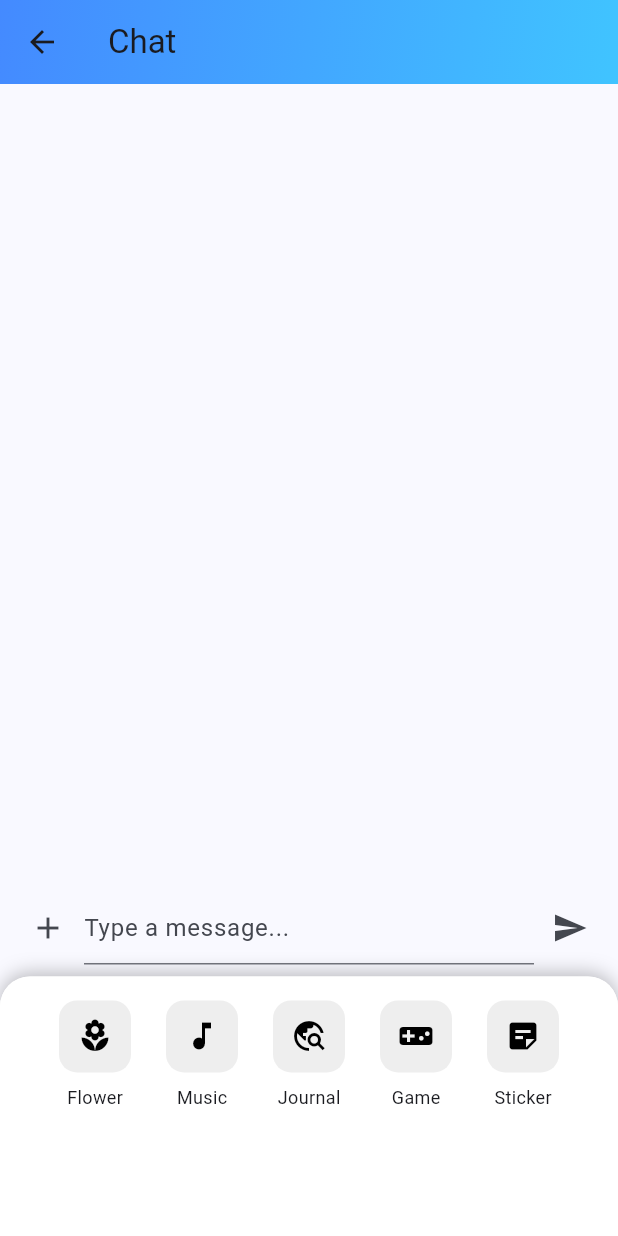
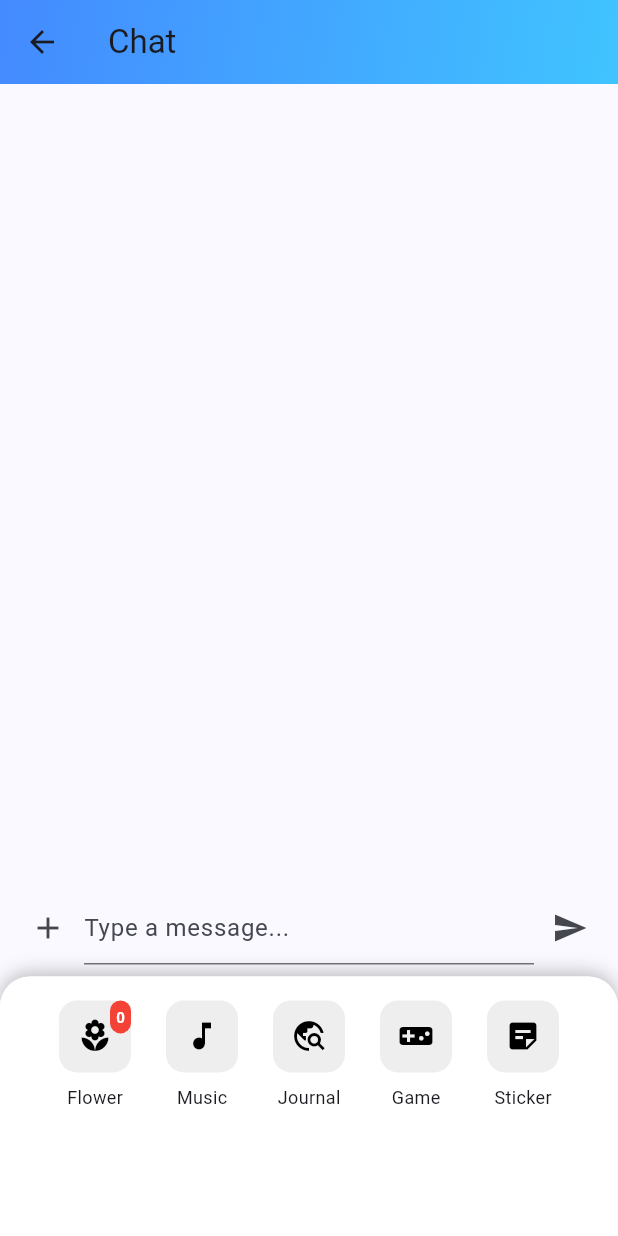
Before and after one commit to Yung729/blindmate, a Flutter app: the ChatScreen screen opened directly with empty values, after a tap on the "add" icon, on a phone screen of 412 x 824 dp. Run offline on Flutter 3.47's test engine with Material 3 defaults, Android fonts, the phone set to English and light mode, and no system bars; our stand-ins replace animated_text_kit, cloud_firestore, device_info_plus, firebase_auth, firebase_core, google_generative_ai and 5 more; missing offline and left inert: metadata_fetch; accounts and stored records are empty; network calls fail.

Commit message:
flower ui

```diff
--- a/lib/views/UIComponents/bottom_drawer.dart
+++ b/lib/views/UIComponents/bottom_drawer.dart
@@ -14,6 +14,7 @@ class BottomDrawer extends StatefulWidget {
   final bool showStickers; // Add this parameter
   final Function(bool) toggleStickers;
   final Function(String) onStickerSearch;
+  final int flowerCount; // Add this parameter
 
   const BottomDrawer({
     super.key,
@@ -26,6 +27,7 @@ class BottomDrawer extends StatefulWidget {
     required this.showStickers,
     required this.toggleStickers,
     required this.onStickerSearch,
+    required this.flowerCount, // Add this parameter
   });
 
   @override
@@ -110,6 +112,8 @@ class _BottomDrawerState extends State<BottomDrawer> {
       child: Column(
         mainAxisSize: MainAxisSize.min,
         children: [
+          Stack(
+            children: [
               Container(
                 padding: const EdgeInsets.all(12),
                 decoration: BoxDecoration(
@@ -117,6 +121,28 @@ class _BottomDrawerState extends State<BottomDrawer> {
                   borderRadius: BorderRadius.circular(12),
                 ),
                 child: Icon(icon, size: 24, color: Colors.black),
+              ),
+              if (label == "Flower" && widget.flowerCount >= 0)
+                Positioned(
+                  right: 0,
+                  top: 0,
+                  child: Container(
+                    padding: const EdgeInsets.all(4),
+                    decoration: BoxDecoration(
+                      color: Colors.red,
+                      borderRadius: BorderRadius.circular(8),
+                    ),
+                    child: Text(
+                      widget.flowerCount.toString(),
+                      style: const TextStyle(
+                        color: Colors.white,
+                        fontSize: 10,
+                        fontWeight: FontWeight.bold,
+                      ),
+                    ),
+                  ),
+                ),
+            ],
           ),
           const SizedBox(height: 8),
           Text(label, style: const TextStyle(fontSize: 12)),
--- a/lib/views/screens/chat_screen.dart
+++ b/lib/views/screens/chat_screen.dart
@@ -12,6 +12,7 @@ import '../../views/UIComponents/bottom_drawer.dart';
 import '../../views/UIComponents/typing_bubble.dart';
 import '../../views/UIComponents/chat_bubble.dart';
 import 'mini_game_screen.dart';
+import '../../viewmodels/state/auth_state.dart';
 
 class ChatScreen extends StatefulWidget {
   final String chatRoomId;
@@ -35,11 +36,13 @@ class ChatScreenState extends State<ChatScreen> with WidgetsBindingObserver {
   bool _showStickers = false;
   bool _showFlowerGif = false;
   final RewardService _rewardService = RewardService();
+  int _localFlowerCount = 0; // Add local state for immediate updates
 
   @override
   void initState() {
     super.initState();
     _messageController = TextEditingController();
+    _localFlowerCount = context.read<AuthState>().currentUser?.flower ?? 0; // Initialize with current count
 
     _chatState = context.read<ChatState>();
     final chatBinding = ChatDataBinding(chatState: _chatState);
@@ -227,11 +230,12 @@ class ChatScreenState extends State<ChatScreen> with WidgetsBindingObserver {
   }
 
   Future<void> _sendFlower() async {
-    final success = await _rewardService.sendFlower(widget.currentUserId);
+    final updatedCount = await _rewardService.sendFlower(widget.currentUserId, context);
 
-    if (success) {
+    if (updatedCount >= 0) {
       setState(() {
         _showFlowerGif = true;
+        _localFlowerCount = updatedCount; // Update local count immediately
       });
       Future.delayed(const Duration(seconds: 2), () {
         if (mounted) {
@@ -248,10 +252,14 @@ class ChatScreenState extends State<ChatScreen> with WidgetsBindingObserver {
   }
 
   @override
-  @override
   Widget build(BuildContext context) {
-    return Consumer<ChatState>(
-      builder: (context, chatState, child) {
+    return Consumer2<ChatState, AuthState>(
+      builder: (context, chatState, authState, child) {
+        // Update local flower count if auth state changes
+        if (authState.currentUser?.flower != _localFlowerCount) {
+          _localFlowerCount = authState.currentUser?.flower ?? 0;
+        }
+
         if (chatState.errorMessage != null) {
           // Delay to ensure previous SnackBar is dismissed
           Future.microtask(() {
@@ -313,7 +321,7 @@ class ChatScreenState extends State<ChatScreen> with WidgetsBindingObserver {
                     if (_showFlowerGif)
                       Center(
                         child: Image.asset(
-                          'assets/flower.gif', // Place your flower GIF in assets
+                          'assets/flower.gif',
                           width: 120,
                           height: 120,
                         ),
@@ -327,7 +335,7 @@ class ChatScreenState extends State<ChatScreen> with WidgetsBindingObserver {
                                   ? MediaQuery.of(context).size.height *
                                       (_showStickers
                                           ? 0.30
-                                          : 0.21) // Adjust padding based on drawer height
+                                          : 0.21)
                                   : 0,
                         ),
                         child: ListView.builder(
@@ -358,7 +366,7 @@ class ChatScreenState extends State<ChatScreen> with WidgetsBindingObserver {
                 // Bottom drawer overlay
                 if (_isDrawerVisible)
                   Positioned(
-                    bottom: 0, // Align the drawer to the bottom of the screen
+                    bottom: 0,
                     left: 0,
                     right: 0,
                     child: Column(
@@ -402,17 +410,13 @@ class ChatScreenState extends State<ChatScreen> with WidgetsBindingObserver {
                               });
                             },
                             onPlayMiniGame: () {
-                              // Add your mini-game logic here
                               Navigator.push(
                                 context,
                                 MaterialPageRoute(
-                                  builder:
-                                      (context) => MiniGameScreen(
+                                  builder: (context) => MiniGameScreen(
                                     chatRoomId: widget.chatRoomId,
                                     currentUserId: widget.currentUserId,
-                                        opponentId:
-                                            _chatState.otherUserId ??
-                                            '', // fallback if null
+                                    opponentId: _chatState.otherUserId ?? '',
                                     isDrawer: true,
                                   ),
                                 ),
@@ -428,12 +432,13 @@ class ChatScreenState extends State<ChatScreen> with WidgetsBindingObserver {
                               _chatHandler.searchStickers(query);
                             },
                             stickerList: _chatState.stickerList,
-                            showStickers: _showStickers, // Pass the state
+                            showStickers: _showStickers,
                             toggleStickers: (bool value) {
                               setState(() {
-                                _showStickers = value; // Update the state
+                                _showStickers = value;
                               });
                             },
+                            flowerCount: _localFlowerCount,
                           ),
                         ),
                       ],
```
Also changed, not shown: lib/services/reward_service.dart (+12 -3 lines). Lines whose indentation alone changed are shown as unchanged.
